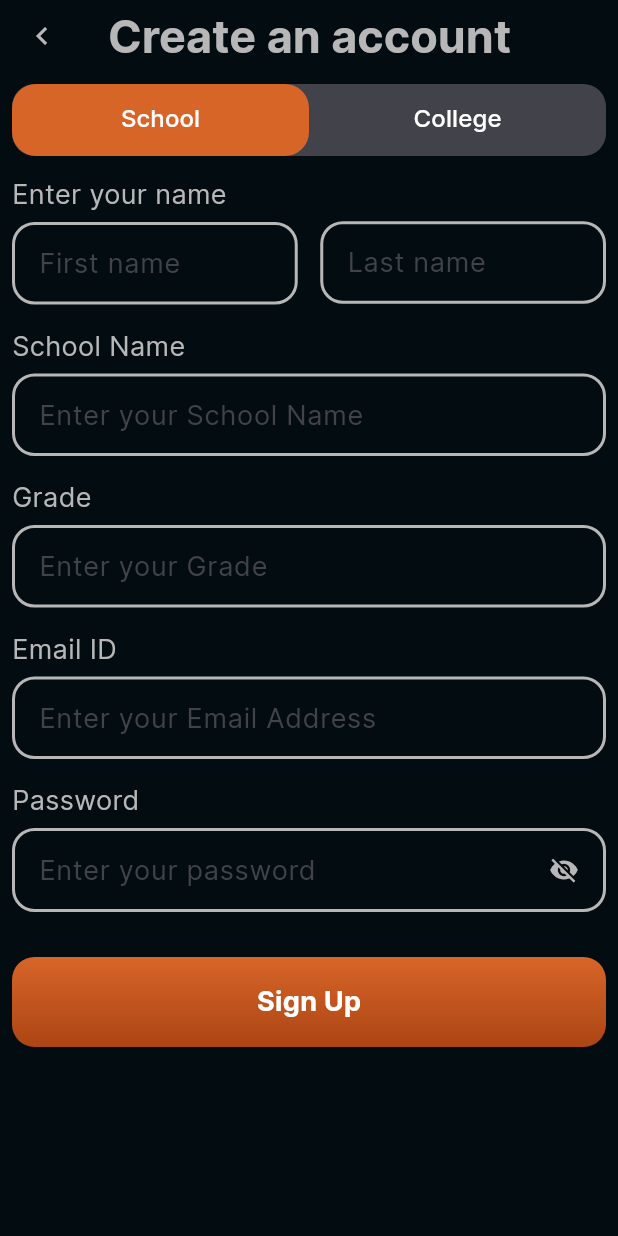
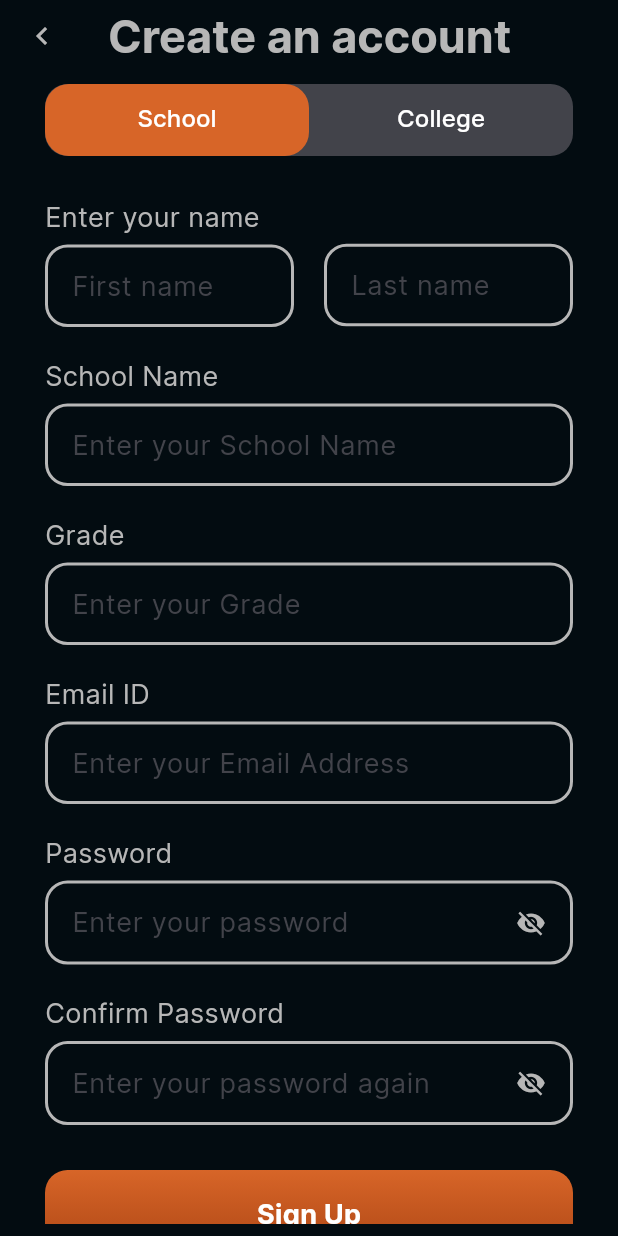
Before and after one commit to AnuragPandey01/VH23-19-TheQubits, a Flutter app: the SignUpPage screen opened by its route, on a phone screen of 412 x 824 dp. Run offline on Flutter 3.47's test engine with Material 2 defaults, Android fonts, the phone set to English and light mode, and no system bars; our stand-ins replace flutter_riverpod, shared_preferences, smooth_page_indicator; accounts and stored records are empty; network calls fail.

```diff
--- a/studycate_frontend/lib/functions.dart
+++ b/studycate_frontend/lib/functions.dart
@@ -1,6 +1,7 @@
 import 'dart:convert';
 
 import 'package:http/http.dart' as http;
+import 'package:studycate/classes/user.dart';
 import 'package:studycate/constants.dart';
 
 Future<http.Response> login(String email, String password) async {
@@ -12,3 +13,12 @@ Future<http.Response> login(String email, String password) async {
       }));
   return response;
 }
+
+Future<http.Response> signUp(User user) async {
+  var response = await http.post(
+    registerUri,
+    headers: {"Content-Type": "application/json"},
+    body: user.toJson(),
+  );
+  return response;
+}
--- a/studycate_frontend/lib/pages/introduction_page.dart
+++ b/studycate_frontend/lib/pages/introduction_page.dart
@@ -41,6 +41,13 @@ class _IntroductionPageState extends State<IntroductionPage> {
           Consumer(builder: ((context, ref, child) {
             return PageView(
               controller: _controller,
+              onPageChanged: (n) {
+                if (n > 1) {
+                  ref.read(btnName.notifier).update((state) => "Sign Up");
+                } else {
+                  ref.read(btnName.notifier).update((state) => "Continue");
+                }
+              },
               children: [
                 Container(
                   color: const Color(0xFF030C11),
--- a/studycate_frontend/lib/pages/login_page.dart
+++ b/studycate_frontend/lib/pages/login_page.dart
@@ -24,7 +24,7 @@ class _LoginPageState extends State<LoginPage> {
   Widget build(BuildContext context) {
     var size = MediaQuery.of(context).size;
     return Scaffold(
-      extendBodyBehindAppBar: true,
+      resizeToAvoidBottomInset: false,
       appBar: AppBar(
         backgroundColor: Colors.transparent,
         leading: IconButton(
@@ -33,11 +33,19 @@ class _LoginPageState extends State<LoginPage> {
           },
           icon: const Icon(Icons.chevron_left, color: textColor),
         ),
+        title: const Text(
+          "Log In",
+          style: TextStyle(
+            color: Color(0xFFB7B7B7),
+            fontSize: 30,
+            fontWeight: FontWeight.bold,
+          ),
+        ),
       ),
       backgroundColor: bgColor,
       body: Padding(
-        padding: EdgeInsets.only(
-          top: size.height * 0.09,
+        padding: const EdgeInsets.only(
+          top: 30.0,
           left: 30.0,
           right: 30.0,
           bottom: 30.0,
@@ -45,20 +53,6 @@ class _LoginPageState extends State<LoginPage> {
         child: Column(
           crossAxisAlignment: CrossAxisAlignment.start,
           children: [
-            const Padding(
-              padding: EdgeInsets.only(left: 20.0),
-              child: Text(
-                "Log In",
-                style: TextStyle(
-                  color: Color(0xFFB7B7B7),
-                  fontSize: 30,
-                  fontWeight: FontWeight.bold,
-                ),
-              ),
-            ),
-            const SizedBox(
-              height: 50,
-            ),
             TxtField(
               name: "Email",
               hintText: "Enter your email address",
--- a/studycate_frontend/lib/pages/signup_page.dart
+++ b/studycate_frontend/lib/pages/signup_page.dart
@@ -21,6 +21,7 @@ class _SignUpPageState extends State<SignUpPage> {
   TextEditingController year = TextEditingController();
   TextEditingController email = TextEditingController();
   TextEditingController password = TextEditingController();
+  TextEditingController confirmPassword = TextEditingController();
   @override
   Widget build(BuildContext context) {
     var size = MediaQuery.of(context).size;
@@ -47,7 +48,7 @@ class _SignUpPageState extends State<SignUpPage> {
           bottom: PreferredSize(
             preferredSize: tabBar.preferredSize,
             child: Padding(
-              padding: const EdgeInsets.only(left: 8.0, right: 8.0, top: 8),
+              padding: const EdgeInsets.only(left: 30.0, right: 30.0, top: 8),
               child: Container(
                 decoration: const BoxDecoration(
                   color: darkerTextColor,
@@ -59,13 +60,15 @@ class _SignUpPageState extends State<SignUpPage> {
           ),
         ),
         backgroundColor: bgColor,
-        body: Padding(
-          padding: const EdgeInsets.all(8.0),
-          child: TabBarView(
+        body: TabBarView(
           children: [
-              Column(
+            Padding(
+              padding:
+                  const EdgeInsets.symmetric(horizontal: 30, vertical: 8.0),
+              child: SingleChildScrollView(
+                child: Column(
                   children: [
-                  const SizedBox(height: 5),
+                    const SizedBox(height: 20),
                     Row(
                       children: [
                         Expanded(
@@ -77,7 +80,7 @@ class _SignUpPageState extends State<SignUpPage> {
                             controller: firstName,
                           ),
                         ),
-                      const SizedBox(width: 15),
+                        const SizedBox(width: 20),
                         Expanded(
                           flex: 1,
                           child: TxtField(
@@ -90,7 +93,7 @@ class _SignUpPageState extends State<SignUpPage> {
                       ],
                     ),
                     const SizedBox(
-                    height: 15,
+                      height: 20,
                     ),
                     TxtField(
                       name: "School Name",
@@ -99,7 +102,7 @@ class _SignUpPageState extends State<SignUpPage> {
                       controller: instName,
                     ),
                     const SizedBox(
-                    height: 15,
+                      height: 20,
                     ),
                     TxtField(
                       name: "Grade",
@@ -108,7 +111,7 @@ class _SignUpPageState extends State<SignUpPage> {
                       controller: grade,
                     ),
                     const SizedBox(
-                    height: 15,
+                      height: 20,
                     ),
                     TxtField(
                       name: "Email ID",
@@ -117,11 +120,20 @@ class _SignUpPageState extends State<SignUpPage> {
                       controller: email,
                     ),
                     const SizedBox(
-                    height: 15,
+                      height: 20,
                     ),
                     TxtField(
                       name: "Password",
                       hintText: "Enter your password",
+                      toggle: true,
+                      controller: password,
+                    ),
+                    const SizedBox(
+                      height: 20,
+                    ),
+                    TxtField(
+                      name: "Confirm Password",
+                      hintText: "Enter your password again",
                       toggle: true,
                       controller: password,
                     ),
@@ -132,11 +144,20 @@ class _SignUpPageState extends State<SignUpPage> {
                       text: "Sign Up",
                       onTap: () {},
                     ),
+                    const SizedBox(
+                      height: 30,
+                    ),
                   ],
                 ),
-              Column(
+              ),
+            ),
+            Padding(
+              padding:
+                  const EdgeInsets.symmetric(horizontal: 30, vertical: 8.0),
+              child: SingleChildScrollView(
+                child: Column(
                   children: [
-                  const SizedBox(height: 5),
+                    const SizedBox(height: 20),
                     Row(
                       children: [
                         Expanded(
@@ -148,7 +169,7 @@ class _SignUpPageState extends State<SignUpPage> {
                             controller: firstName,
                           ),
                         ),
-                      const SizedBox(width: 15),
+                        const SizedBox(width: 20),
                         Expanded(
                           flex: 1,
                           child: TxtField(
@@ -161,16 +182,16 @@ class _SignUpPageState extends State<SignUpPage> {
                       ],
                     ),
                     const SizedBox(
-                    height: 15,
+                      height: 20,
                     ),
                     TxtField(
                       name: "College/ University Name",
-                    hintText: "Enter your College / University Name",
+                      hintText: "Enter your College/ University Name",
                       toggle: false,
                       controller: instName,
                     ),
                     const SizedBox(
-                    height: 15,
+                      height: 20,
                     ),
                     Row(
                       children: [
@@ -183,7 +204,7 @@ class _SignUpPageState extends State<SignUpPage> {
                             controller: firstName,
                           ),
                         ),
-                      const SizedBox(width: 15),
+                        const SizedBox(width: 20),
                         Expanded(
                           flex: 1,
                           child: TxtField(
@@ -196,20 +217,29 @@ class _SignUpPageState extends State<SignUpPage> {
                       ],
                     ),
                     const SizedBox(
-                    height: 15,
+                      height: 20,
                     ),
                     TxtField(
                       name: "Email ID",
                       hintText: "Enter your Email Address",
                       toggle: false,
-                    controller: instName,
+                      controller: email,
                     ),
                     const SizedBox(
-                    height: 15,
+                      height: 20,
                     ),
                     TxtField(
                       name: "Password",
                       hintText: "Enter your password",
+                      toggle: true,
+                      controller: password,
+                    ),
+                    const SizedBox(
+                      height: 20,
+                    ),
+                    TxtField(
+                      name: "Confirm Password",
+                      hintText: "Enter your password again",
                       toggle: true,
                       controller: password,
                     ),
@@ -220,12 +250,16 @@ class _SignUpPageState extends State<SignUpPage> {
                       text: "Sign Up",
                       onTap: () {},
                     ),
-                ],
+                    const SizedBox(
+                      height: 30,
                     ),
                   ],
                 ),
               ),
             ),
+          ],
+        ),
+      ),
     );
   }
 }
```
Lines whose indentation alone changed are shown as unchanged.
